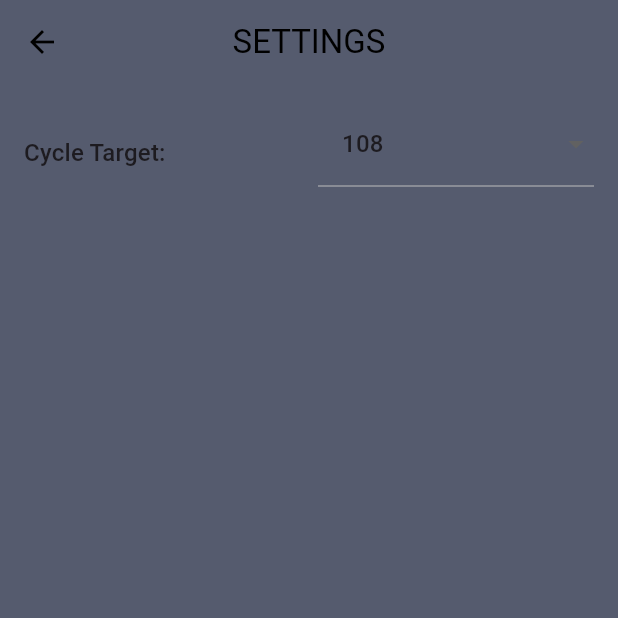
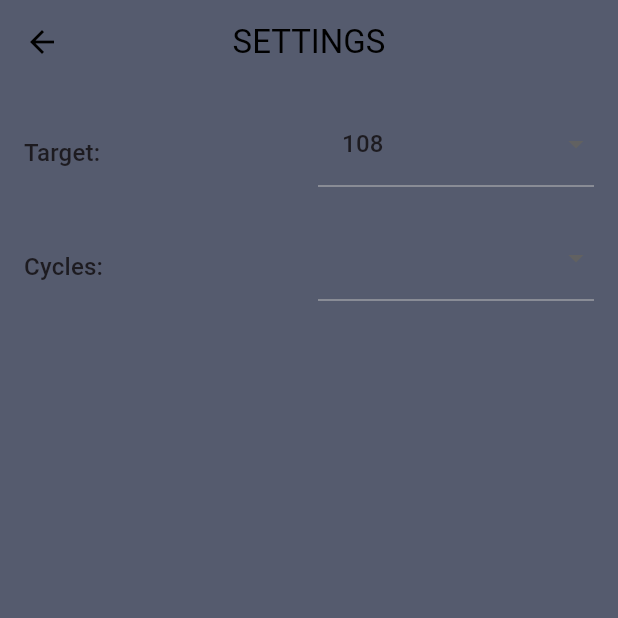
Before and after one commit to Hiromichi-1449/Recite, a Flutter app: the SettingsPage screen opened directly, on a phone screen of 412 x 824 dp, the top half of it. Run offline on Flutter 3.47's test engine with Material 3 defaults, Android fonts, the phone set to English and light mode, and no system bars; drawn by our look-alikes of dropdown_button2; our stand-ins replace firebase_core, flutter_riverpod, google_sign_in; accounts and stored records are empty.

Commit message:
added cycles for users to change recitation settings

```diff
--- a/lib/pages/settingsPage.dart
+++ b/lib/pages/settingsPage.dart
@@ -17,8 +17,11 @@ class SettingsPage extends ConsumerStatefulWidget {
 
 class _SettingsPageState extends ConsumerState<SettingsPage> {
   static const preSetOptions = [21, 49, 108, 1080];
+  static const preSetCycleOptions = [1, 3, 5, 10, 20];
 
-  int? _selected; // null means "Custom…"
+  // null means "Custom…"
+  int? _selected;
+  int? _selectedCycles;
 
   @override
   void dispose() {
@@ -29,10 +32,15 @@ class _SettingsPageState extends ConsumerState<SettingsPage> {
     ref.read(recitationProvider.notifier).setTarget(value);
   }
 
+  void _applyCycleGoal(int value) {
+    ref.read(recitationProvider.notifier).setCycleGoal(value);
+  }
+
   @override
   Widget build(BuildContext context) {
     final recite = ref.watch(recitationProvider);
     _selected = preSetOptions.contains(recite.target) ? recite.target : null;
+    _selectedCycles = preSetCycleOptions.contains(recite.cycles) ? recite.cycles : null;
     return Scaffold(
       backgroundColor: const Color(0xFF555B6E),
       appBar: AppBar(
@@ -52,7 +60,7 @@ Row(
             Expanded(
               flex: 2, // adjust how much space the title takes
               child: Text(
-                'Cycle Target:',
+                'Target:',
                 style: Theme.of(context).textTheme.titleMedium,
               ),
             ),
@@ -92,7 +100,49 @@ Row(
             ),
           ],
         ),
+        const SizedBox(height: 16),
+        Row(
+          crossAxisAlignment: CrossAxisAlignment.center,
+          children: [
+            Expanded(
+              flex: 2,
+              child: Text(
+                'Cycles:',
+                style: Theme.of(context).textTheme.titleMedium,
+              ),
+            ),
+            const SizedBox(width: 12),
+            Expanded(
+              flex: 2,
+              child: SizedBox(
+                height: 60,
+                child: DropdownButton2<int?> (
+                  isExpanded: true,
+                  dropdownStyleData: DropdownStyleData(
+                    decoration: BoxDecoration(
+                      color: Colors.blueGrey,
+                      borderRadius: BorderRadius.circular(8),
+                    ),
+                  ),
+                  value: _selectedCycles,
+                  items: [
+                    ...preSetCycleOptions.map(
+                      (v) => DropdownMenuItem<int?>(
+                        value: v,
+                        child: Text('$v'),
+                      ),
+                    ),
+                  ],
+                  onChanged: (val) {
+                    setState(() => _selectedCycles = val);
+                    if (val != null) { _applyCycleGoal(val); }
+                  },
+                ),
+              ),
+            ),
           ],
+        ),
+        ],
         ),
       ),
     );
--- a/lib/recitation_state.dart
+++ b/lib/recitation_state.dart
@@ -24,6 +24,10 @@ class RecitationController extends StateNotifier<Recitation> {
     state = state.copyWith(target: newTarget);
   }
 
+  void setCycleGoal(int newCycleGoal) {
+    state = state.copyWith(cycles: newCycleGoal);
+  }
+
   void increment() {
     if (state.current + 1 >= state.target) {
       state = state.copyWith(current: 0, cycles: state.cycles + 1);
```
